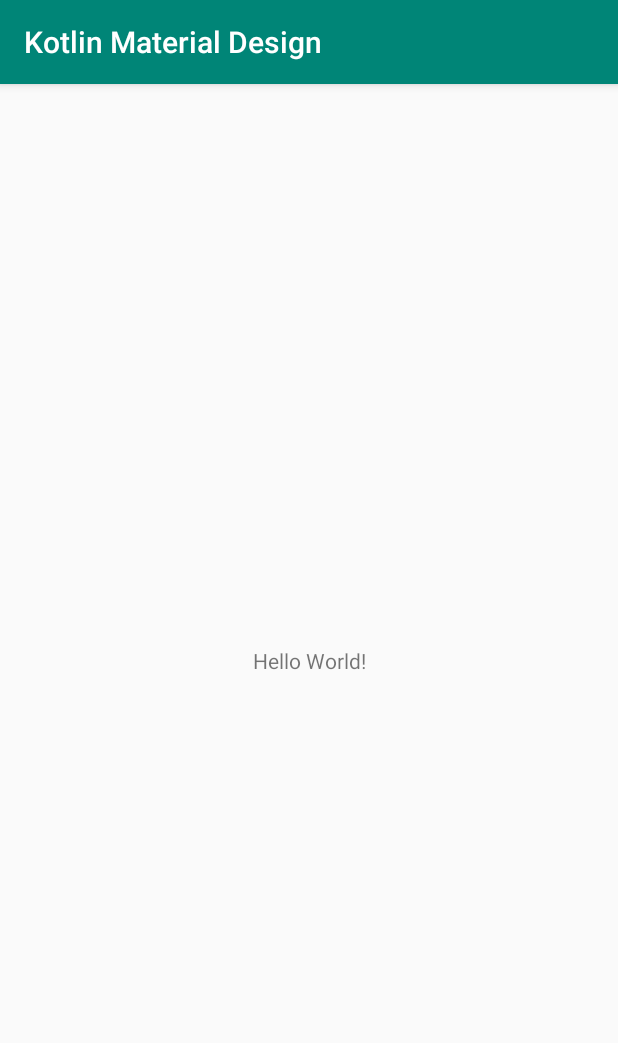
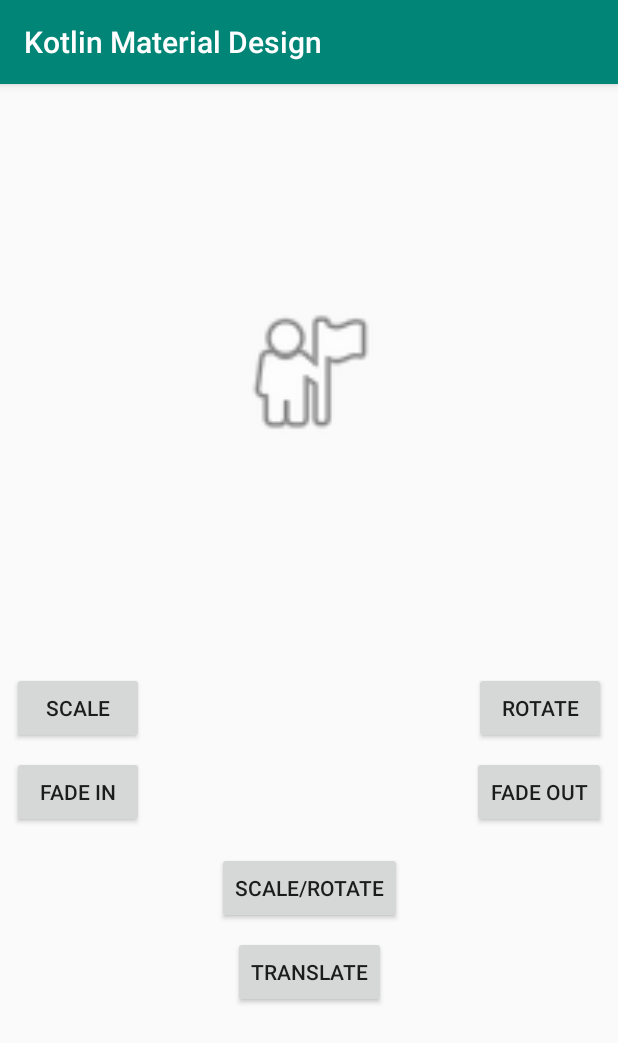
Before and after one commit to esmaeil-ahmadipour/Kotlin_MaterialAnimation, an Android app: the screen it shows after launch (MainActivity), on a phone screen of 412 x 824 dp. Shown: the top 1043 px of the screen. Run offline under Robolectric (Android 15) with nearby library versions, the phone set to English and light mode, and no system bars.

Commit message:
Commit> Add UI & Listener's

```diff
--- a/app/src/main/java/ir/ea2/kotlinmaterialdesign/MainActivity.kt
+++ b/app/src/main/java/ir/ea2/kotlinmaterialdesign/MainActivity.kt
@@ -1,12 +1,34 @@
 package ir.ea2.kotlinmaterialdesign
 
+import android.os.Bundle
+import android.view.animation.AnimationUtils
 import androidx.appcompat.app.AppCompatActivity
-import android.os.Bundle
+import kotlinx.android.synthetic.main.activity_main.*
 
 class MainActivity : AppCompatActivity() {
 
     override fun onCreate(savedInstanceState: Bundle?) {
         super.onCreate(savedInstanceState)
         setContentView(R.layout.activity_main)
+
+        ac_main_btn_fadeIn.setOnClickListener {
+
+        }
+
+        ac_main_btn_fadeOut.setOnClickListener {
+
+        }
+
+        ac_main_btn_scale.setOnClickListener {
+
+        }
+
+        ac_main_btn_rotate.setOnClickListener {
+
+        }
+
+        ac_main_btn_scale_rotate.setOnClickListener {
+
+        }
     }
 }
--- a/app/src/main/res/layout/activity_main.xml
+++ b/app/src/main/res/layout/activity_main.xml
@@ -6,13 +6,79 @@
     android:layout_height="match_parent"
     tools:context=".MainActivity">
 
-    <TextView
+    <ImageView
+        android:id="@+id/ac_main_imageView"
+        android:layout_width="100dp"
+        android:layout_height="100dp"
+        android:contentDescription="@string/contentDescription"
+        app:layout_constraintBottom_toTopOf="@+id/guideline"
+        app:layout_constraintEnd_toEndOf="parent"
+        app:layout_constraintStart_toStartOf="parent"
+        app:layout_constraintTop_toTopOf="parent"
+        app:srcCompat="@android:drawable/ic_menu_myplaces" />
+
+    <androidx.constraintlayout.widget.Guideline
+        android:id="@+id/guideline"
         android:layout_width="wrap_content"
         android:layout_height="wrap_content"
-        android:text="Hello World!"
-        app:layout_constraintBottom_toBottomOf="parent"
-        app:layout_constraintLeft_toLeftOf="parent"
-        app:layout_constraintRight_toRightOf="parent"
-        app:layout_constraintTop_toTopOf="parent" />
+        android:orientation="horizontal"
+        app:layout_constraintGuide_percent="0.5" />
+
+    <Button
+        android:id="@+id/ac_main_btn_scale"
+        android:layout_width="wrap_content"
+        android:layout_height="wrap_content"
+        android:layout_margin="8dp"
+        android:text="@string/scale"
+        app:layout_constraintStart_toStartOf="parent"
+        app:layout_constraintTop_toTopOf="@+id/guideline" />
+
+    <Button
+        android:id="@+id/ac_main_btn_rotate"
+        android:layout_width="wrap_content"
+        android:layout_height="wrap_content"
+        android:layout_margin="8dp"
+        android:text="@string/rotate"
+        app:layout_constraintEnd_toEndOf="parent"
+        app:layout_constraintTop_toTopOf="@+id/guideline" />
+
+    <Button
+        android:id="@+id/ac_main_btn_fadeIn"
+        android:layout_width="wrap_content"
+        android:layout_height="wrap_content"
+        android:layout_margin="8dp"
+        android:text="@string/fade_in"
+        app:layout_constraintStart_toStartOf="parent"
+        app:layout_constraintTop_toBottomOf="@+id/ac_main_btn_scale" />
+
+    <Button
+        android:id="@+id/ac_main_btn_fadeOut"
+        android:layout_width="wrap_content"
+        android:layout_height="wrap_content"
+        android:layout_margin="8dp"
+        android:text="@string/fade_out"
+        app:layout_constraintEnd_toEndOf="parent"
+        app:layout_constraintTop_toBottomOf="@+id/ac_main_btn_rotate" />
+
+    <Button
+        android:id="@+id/ac_main_btn_scale_rotate"
+        android:layout_width="wrap_content"
+        android:layout_height="wrap_content"
+        android:layout_margin="16dp"
+        android:text="@string/scale_rotate"
+        app:layout_constraintEnd_toEndOf="parent"
+        app:layout_constraintStart_toStartOf="parent"
+        app:layout_constraintTop_toBottomOf="@+id/ac_main_btn_fadeOut" />
+
+    <Button
+        android:id="@+id/ac_main_btn_translate"
+        android:layout_width="wrap_content"
+        android:layout_height="wrap_content"
+        android:layout_margin="8dp"
+        android:text="@string/translate"
+        app:layout_constraintEnd_toEndOf="parent"
+        app:layout_constraintStart_toStartOf="parent"
+        app:layout_constraintTop_toBottomOf="@+id/ac_main_btn_scale_rotate" />
+
 
 </androidx.constraintlayout.widget.ConstraintLayout>
--- a/app/src/main/res/values/strings.xml
+++ b/app/src/main/res/values/strings.xml
@@ -1,3 +1,10 @@
 <resources>
     <string name="app_name">Kotlin Material Design</string>
+    <string name="contentDescription">contentDescription</string>
+    <string name="rotate">Rotate</string>
+    <string name="scale">Scale</string>
+    <string name="fade_in">Fade In</string>
+    <string name="fade_out">Fade Out</string>
+    <string name="scale_rotate">Scale/Rotate</string>
+    <string name="translate">Translate</string>
 </resources>
```
